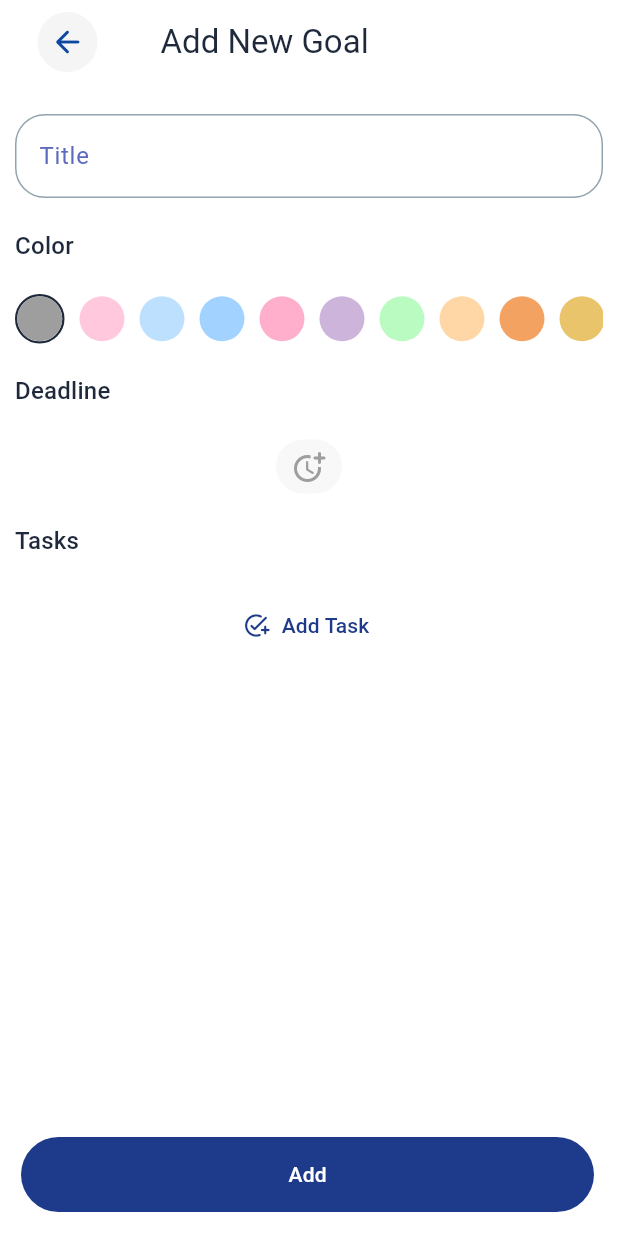
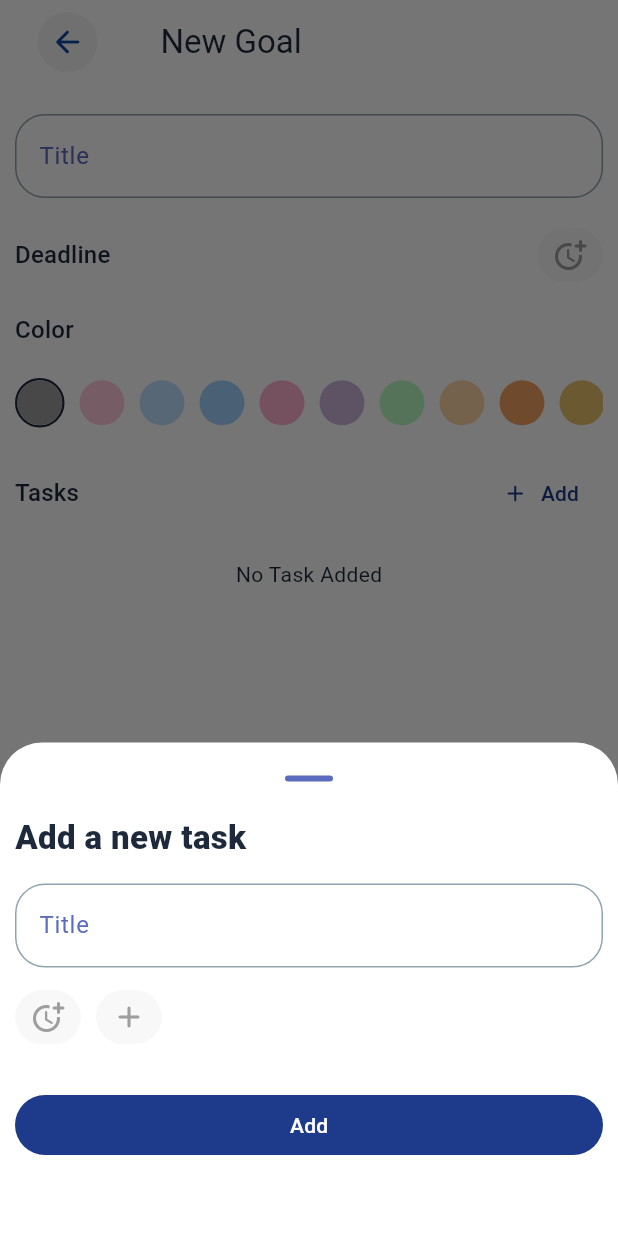
Before and after one commit to Amir-Hzz79/planza, a Flutter app: the AddGoalPage screen opened directly, after a tap on "Add", on a phone screen of 412 x 824 dp. Run offline on Flutter 3.47's test engine with Material 3 defaults, Android fonts, the phone set to English and light mode, and no system bars; our stand-ins replace curved_navigation_bar, drift, equatable, flutter_bloc, get_it, shared_preferences and 1 more; accounts and stored records are empty; generated files the repository leaves out were written again.

Commit message:
Complete add_goal_page

```diff
--- a/lib/core/widgets/color_picker/color_picker.dart
+++ b/lib/core/widgets/color_picker/color_picker.dart
@@ -9,7 +9,7 @@ class ColorPicker extends StatefulWidget {
   });
 
   final Color? initialColor;
-  final void Function(Color newColor) onChange;
+  final void Function(Color? newColor) onChange;
 
   @override
   State<ColorPicker> createState() => _ColorPickerState();
@@ -51,6 +51,8 @@ class _ColorPickerState extends State<ColorPicker> {
           onTap: () {
             setState(() {
               selectedColor = colors[index];
+
+              widget.onChange.call(selectedColor);
             });
           },
           child: Container(
--- a/lib/features/goal_managment/presentation/pages/add_goal_page.dart
+++ b/lib/features/goal_managment/presentation/pages/add_goal_page.dart
@@ -25,16 +25,30 @@ class _AddGoalPageState extends State<AddGoalPage> {
   Color selectedColor = Colors.grey;
   final List<TaskModel> tasks = [];
 
+  final _formKey = GlobalKey<FormState>();
+
   void _submit() {
+    if (!_formKey.currentState!.validate()) {
+      return;
+    }
+
     final GoalModel goal = GoalModel(
       name: _titleController.text,
       completed: false,
       color: selectedColor,
       deadline: selectedDateTime,
+      tasks: tasks,
     );
 
     context.read<GoalBloc>().add(
           GoalAddedEvent(newGoal: goal),
+        );
+
+    Navigator.of(context).pop();
+    ScaffoldMessenger.of(context).showSnackBar(
+      SnackBar(
+        content: Text('Goal Added Successfully'),
+      ),
     );
   }
 
@@ -43,7 +57,9 @@ class _AddGoalPageState extends State<AddGoalPage> {
     final AppLocalizations appLocalizations = AppLocalizations.of(context);
 
     return Scaffold(
-      body: Padding(
+      body: Form(
+        key: _formKey,
+        child: Padding(
           padding: const EdgeInsets.symmetric(horizontal: 10),
           child: ScrollableColumn(
             spacing: 20,
@@ -55,7 +71,7 @@ class _AddGoalPageState extends State<AddGoalPage> {
                   title: Container(
                     padding: EdgeInsets.symmetric(horizontal: 15, vertical: 10),
                     child: Text(
-                    'Add New Goal',
+                      'New Goal',
                     ),
                   ),
                 ),
@@ -65,6 +81,27 @@ class _AddGoalPageState extends State<AddGoalPage> {
                 decoration: InputDecoration(
                   label: Text(appLocalizations.translate('title')),
                 ),
+                validator: (value) {
+                  if (value == null || value.isEmpty) {
+                    return appLocalizations.translate('title_validator');
+                  }
+
+                  return null;
+                },
+              ),
+              Row(
+                mainAxisAlignment: MainAxisAlignment.spaceBetween,
+                children: [
+                  Text(
+                    appLocalizations.translate('deadline'),
+                    style: Theme.of(context).textTheme.titleMedium,
+                  ),
+                  DatePicker(
+                    onChange: (newDate) {
+                      selectedDateTime = newDate;
+                    },
+                  ),
+                ],
               ),
               Align(
                 alignment: Directionality.of(context) == TextDirection.ltr
@@ -78,48 +115,15 @@ class _AddGoalPageState extends State<AddGoalPage> {
               ColorPicker(
                 initialColor: Colors.grey,
                 onChange: (newColor) {
-                selectedColor = newColor;
+                  selectedColor = newColor!;
                 },
               ),
-            Align(
-              alignment: Directionality.of(context) == TextDirection.ltr
-                  ? Alignment.centerLeft
-                  : Alignment.centerRight,
-              child: Text(
-                appLocalizations.translate('deadline'),
-                style: Theme.of(context).textTheme.titleMedium,
-              ),
-            ),
-            DatePicker(
-              onChange: (newDate) {
-                selectedDateTime = newDate;
-              },
-            ),
-            Align(
-              alignment: Directionality.of(context) == TextDirection.ltr
-                  ? Alignment.centerLeft
-                  : Alignment.centerRight,
-              child: Text(
+              Row(
+                mainAxisAlignment: MainAxisAlignment.spaceBetween,
+                children: [
+                  Text(
                     appLocalizations.translate('tasks'),
                     style: Theme.of(context).textTheme.titleMedium,
-              ),
-            ),
-            if (tasks.isNotEmpty)
-              Column(
-                children: List.generate(
-                  tasks.length,
-                  (index) => ListTile(
-                    title: Text(tasks[index].title),
-                    subtitle: tasks[index].description == null
-                        ? null
-                        : Text(tasks[index].description!),
-                    trailing:
-                        Text(tasks[index].dueDate?.formatShortDate() ?? ''),
-                  ) /* TaskTile(
-                    task: tasks[index],
-                  ) */
-                  ,
-                ),
                   ),
                   TextButton.icon(
                     onPressed: () {
@@ -128,7 +132,8 @@ class _AddGoalPageState extends State<AddGoalPage> {
                           showDragHandle: true,
                           builder: (context) => IntrinsicHeight(
                             child: Padding(
-                        padding: const EdgeInsets.symmetric(horizontal: 10),
+                              padding:
+                                  const EdgeInsets.symmetric(horizontal: 10),
                               child: AddTaskFields(
                                 showGoalPicker: false,
                                 onSubmit: (newTask) {
@@ -145,10 +150,35 @@ class _AddGoalPageState extends State<AddGoalPage> {
                         ),
                       );
                     },
-              label: Text('Add Task'),
-              icon: Icon(Icons.add_task_rounded),
+                    label: Text('Add'),
+                    icon: Icon(Icons.add_rounded),
                   ),
                 ],
+              ),
+              if (tasks.isNotEmpty)
+                Column(
+                  spacing: 10,
+                  children: List.generate(
+                    tasks.length,
+                    (index) => ListTile(
+                      tileColor: Theme.of(context).colorScheme.surfaceContainer,
+                      shape: RoundedRectangleBorder(
+                        borderRadius: BorderRadius.circular(15),
+                      ),
+                      leading: CircleAvatar(radius: 4),
+                      title: Text(tasks[index].title),
+                      subtitle: tasks[index].description == null
+                          ? null
+                          : Text(tasks[index].description!),
+                      trailing:
+                          Text(tasks[index].dueDate?.formatShortDate() ?? ''),
+                    ),
+                  ),
+                )
+              else
+                Text('No Task Added'),
+            ],
+          ),
         ),
       ),
       floatingActionButton: SizedBox(
@@ -156,7 +186,7 @@ class _AddGoalPageState extends State<AddGoalPage> {
         height: 50,
         child: FilledButton(
           onPressed: _submit,
-          child: Text('Add') /* Icon(Icons.add_task_rounded) */,
+          child: Text('Add'),
         ),
       ),
     );
--- a/lib/features/task_managment/presentation/pages/task_details.dart
+++ b/lib/features/task_managment/presentation/pages/task_details.dart
@@ -52,11 +52,11 @@ class _TaskDetailsState extends State<TaskDetails> {
             final TaskModel task = state is TasksLoadedState
                 ? widget.task
                 : TaskModel(
-                    title: 'fake data',
-                    description: 'fake data',
+                    title: 'place holder',
+                    description:'place holder',
                     dueDate: DateTime.now(),
                     goal: GoalModel(
-                      name: 'fake data',
+                      name: 'place holder',
                       completed: false,
                       color: Colors.grey,
                     ),
--- a/lib/features/task_managment/presentation/pages/tasks_page.dart
+++ b/lib/features/task_managment/presentation/pages/tasks_page.dart
@@ -46,7 +46,7 @@ class _TasksPageState extends State<TasksPage> {
                     8,
                     (index) => TaskModel(
                       id: index,
-                      title: 'fake data',
+                      title: 'place holder',
                       dueDate: DateTime.now()
                           .subtract(Duration(days: 5))
                           .add(Duration(days: index)),
@@ -58,7 +58,7 @@ class _TasksPageState extends State<TasksPage> {
                     5,
                     (index) => GoalModel(
                       id: index,
-                      name: 'fake data',
+                      name: 'place holder',
                       completed: false,
                       color: Colors.grey,
                       deadline: DateTime.now()
--- a/lib/root_page.dart
+++ b/lib/root_page.dart
@@ -53,11 +53,12 @@ class _RootPageState extends State<RootPage> {
       ),
       extendBody: true,
       bottomNavigationBar: CurvedNavigationBar(
-        backgroundColor: Theme.of(context).colorScheme.surface,
+        backgroundColor: Colors.transparent,
         color: Theme.of(context).brightness == Brightness.dark
             ? Colors.black
             : Colors.grey[100]!,
         animationDuration: Duration(milliseconds: 300),
+        height: 50,
         items: <Widget>[
           /* Icon(Icons.home_rounded, size: 30), */
           Icon(Icons.task_alt_rounded, size: 30),
```
Also changed, not shown: lib/features/goal_managment/bloc/goal_bloc.dart (+7 -2 lines), 3 other files. Lines whose indentation alone changed are shown as unchanged.
